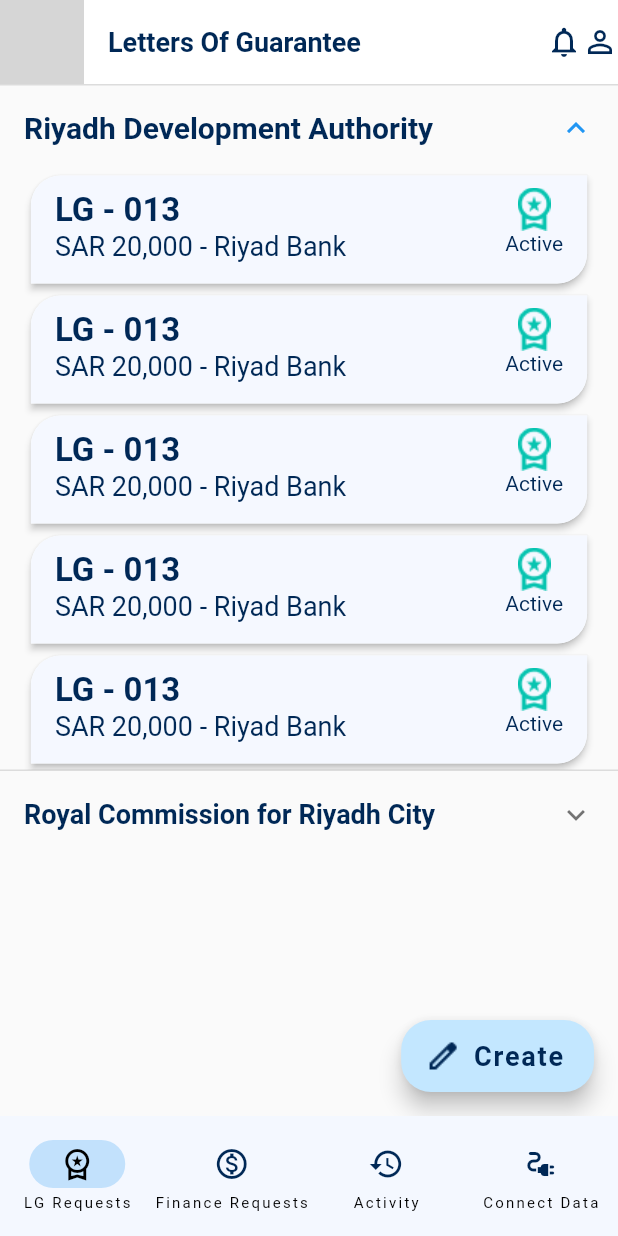
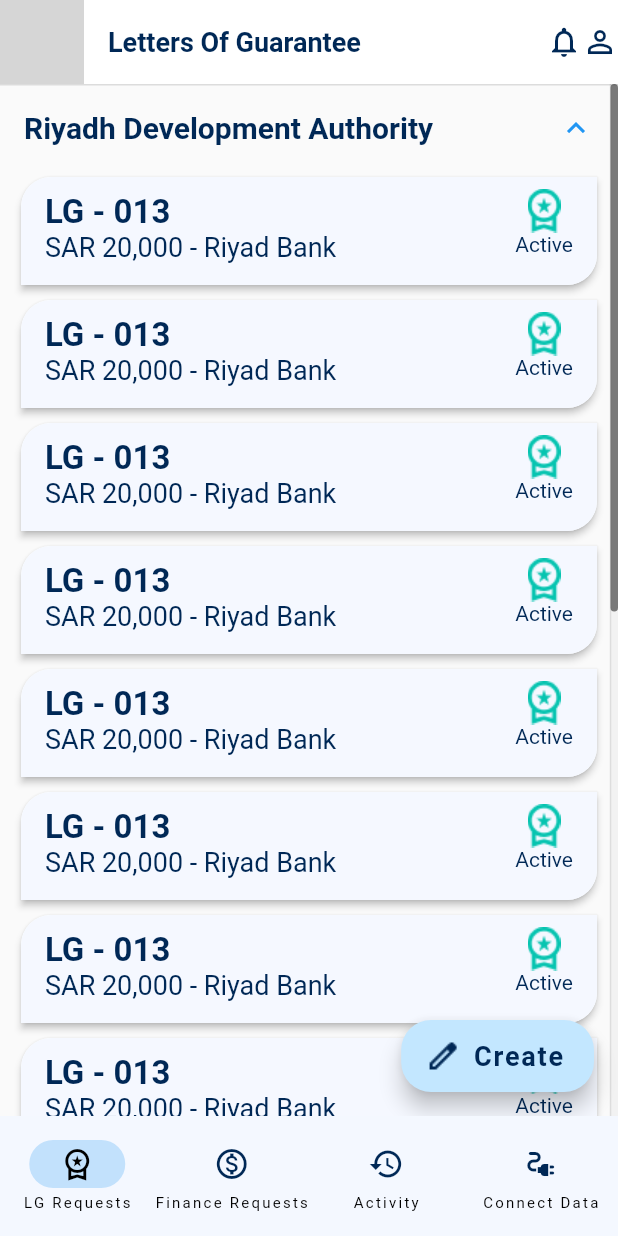
Before and after one commit to leapro-io/LAB-5---Flutter-simple-App, a Flutter app: the screen it shows after launch, after a tap on "Riyadh Development Authority", on a phone screen of 412 x 824 dp. Run offline on Flutter 3.47's test engine with Material 2 defaults, Android fonts, the light colour scheme and no system bars; our stand-ins replace animated_splash_screen, page_transition; Roboto replaces fonts that are missing (Calibri); grey boxes are pictures that could not be loaded.

Commit message:
edit for try

```diff
--- a/try/lib/main.dart
+++ b/try/lib/main.dart
@@ -1,8 +1,16 @@
 import 'package:flutter/material.dart';
+import 'package:flutter/services.dart';
 import 'package:native_animated_splash/screens/home_page.dart';
 import 'package:native_animated_splash/screens/tabs_screen.dart';
 
 void main() {
+  SystemChrome.setSystemUIOverlayStyle(
+    const SystemUiOverlayStyle(
+      statusBarColor: Colors.white,
+      statusBarIconBrightness: Brightness.dark,
+      statusBarBrightness: Brightness.light,
+    ),
+  );
   runApp(const MyApp());
 }
 
@@ -10,7 +18,7 @@ class MyApp extends StatelessWidget {
   const MyApp({Key? key}) : super(key: key);
   @override
   Widget build(BuildContext context) {
-    return MaterialApp(
+    return const MaterialApp(
       debugShowCheckedModeBanner: false,
       home: NavigationBarApp(),
     );
--- a/try/lib/screens/createletter.dart
+++ b/try/lib/screens/createletter.dart
@@ -1,4 +1,6 @@
 import 'package:flutter/material.dart';
+import 'package:flutter/services.dart';
+import 'package:url_launcher/url_launcher.dart';
 
 class CreateLetter extends StatelessWidget {
   const CreateLetter({Key? key}) : super(key: key);
@@ -34,8 +36,8 @@ class CreateLetter extends StatelessWidget {
             Row(
               mainAxisAlignment: MainAxisAlignment.spaceAround,
               children: [
-                TextButton(
-                  onPressed: () {},
+                GestureDetector(
+                  onTap: () => _launchURL,
                   child: Text(
                     "Cancel",
                     style: TextStyle(
@@ -44,15 +46,6 @@ class CreateLetter extends StatelessWidget {
                       fontSize: 20,
                       fontWeight: FontWeight.w400,
                     ),
-                  ),
-                  style: ButtonStyle(
-                    shape: MaterialStateProperty.all<RoundedRectangleBorder>(
-                      RoundedRectangleBorder(
-                        borderRadius: BorderRadius.circular(50),
-                      ),
-                    ),
-                    backgroundColor:
-                        MaterialStateProperty.all<Color>(Colors.white),
                   ),
                 ),
                 ElevatedButton(
@@ -87,3 +80,10 @@ class CreateLetter extends StatelessWidget {
     );
   }
 }
+
+_launchURL() async {
+  final Uri url = Uri.parse('https://flutter.dev');
+  if (!await launchUrl(url)) {
+    throw Exception('Could not launch $url');
+  }
+}
--- a/try/lib/screens/home_page.dart
+++ b/try/lib/screens/home_page.dart
@@ -13,6 +13,8 @@ class HomePage extends StatelessWidget {
     double width = MediaQuery.of(context).size.width;
 
     return SafeArea(
+      top: true,
+      bottom: false,
       child: Scaffold(
         appBar: AppBar(
           backgroundColor: Colors.white,
@@ -67,10 +69,15 @@ class HomePage extends StatelessWidget {
           ),
           backgroundColor: const Color(0xffC3E7FF),
         ),
-        body: SingleChildScrollView(
-          child: Column(
-            mainAxisAlignment: MainAxisAlignment.start,
-            children: [
+        body: Scrollbar(
+          thumbVisibility: true,
+          thickness: 5,
+          radius: const Radius.circular(50),
+          interactive: true,
+          trackVisibility: true,
+          child: CustomScrollView(
+            physics: const BouncingScrollPhysics(),
+            slivers: [
               // Expanded(
               //   child: GridView.count(
               //     shrinkWrap: true,
@@ -164,7 +171,8 @@ class HomePage extends StatelessWidget {
               //     ],
               //   ),
               // ),
-              ExpansionTile(
+              SliverToBoxAdapter(
+                child: ExpansionTile(
                     title: Text(
                       "Riyadh Development Authority",
                       style: TextStyle(
@@ -175,42 +183,61 @@ class HomePage extends StatelessWidget {
                       ),
                     ),
                     children: [
-                  CustomLV(
+                      ListView.builder(
+                          itemCount: 15,
+                          shrinkWrap: true,
+                          physics: const NeverScrollableScrollPhysics(),
+                          itemBuilder: (context, index) {
+                            return CustomLV(
                               i: i,
+                            );
+                          }),
+                    ]),
               ),
-                  CustomLV(
-                    i: i,
-                  ),
-                  CustomLV(
-                    i: i,
-                  ),
-                  CustomLV(
-                    i: i,
-                  ),
-                  CustomLV(
-                    i: i,
-                  ),
-                ],
-              ),
-              ExpansionTile(
+              SliverToBoxAdapter(
+                child: ExpansionTile(
                     title: Text(
-                  "Royal Commission for Riyadh City",
+                      "Riyadh Development Authority",
                       style: TextStyle(
                         color: Color(0xff002856),
                         fontFamily: 'Calibri',
-                    fontSize: 18,
+                        fontSize: 20,
                         fontWeight: FontWeight.w700,
                       ),
                     ),
                     children: [
-                  CustomLV(
+                      ListView.builder(
+                          itemCount: 15,
+                          shrinkWrap: true,
+                          physics: const NeverScrollableScrollPhysics(),
+                          itemBuilder: (context, index) {
+                            return CustomLV(
                               i: i,
+                            );
+                          }),
+                    ]),
               ),
-                  CustomLV(
-                    i: i,
-                  ),
-                ],
-              ),
+              // SliverToBoxAdapter(
+              //   child: ExpansionTile(
+              //     title: Text(
+              //       "Royal Commission for Riyadh City",
+              //       style: TextStyle(
+              //         color: Color(0xff002856),
+              //         fontFamily: 'Calibri',
+              //         fontSize: 18,
+              //         fontWeight: FontWeight.w700,
+              //       ),
+              //     ),
+              //     children: [
+              //       CustomLV(
+              //         i: i,
+              //       ),
+              //       CustomLV(
+              //         i: i,
+              //       ),
+              //     ],
+              //   ),
+              // ),
             ],
           ),
         ),
--- a/try/lib/screens/tabs_screen.dart
+++ b/try/lib/screens/tabs_screen.dart
@@ -28,7 +28,9 @@ class _NavigationExampleState extends State<NavigationExample> {
 
   @override
   Widget build(BuildContext context) {
-    return Scaffold(
+    return MaterialApp(
+      debugShowCheckedModeBanner: false,
+      home: Scaffold(
           bottomNavigationBar: NavigationBar(
             backgroundColor: Color(0xffF4F8FF),
             animationDuration: Duration(milliseconds: 1500),
@@ -91,6 +93,7 @@ class _NavigationExampleState extends State<NavigationExample> {
             Scaffold(),
             Scaffold(),
             Scaffold(),
-        ][currentPageIndex]);
+          ][currentPageIndex]),
+    );
   }
 }
--- a/try/lib/widgets/custom_listview.dart
+++ b/try/lib/widgets/custom_listview.dart
@@ -12,7 +12,9 @@ class CustomLV extends StatelessWidget {
   @override
   Widget build(BuildContext context) {
     double width = MediaQuery.of(context).size.width;
-    return Card(
+    return Padding(
+      padding: const EdgeInsets.symmetric(horizontal: 10, vertical: 1),
+      child: Card(
         shape: const RoundedRectangleBorder(
           borderRadius: BorderRadius.only(
             topLeft: Radius.circular(20),
@@ -65,6 +67,7 @@ class CustomLV extends StatelessWidget {
             ),
           ),
         ),
+      ),
     );
   }
 }
--- a/try/pubspec.yaml
+++ b/try/pubspec.yaml
@@ -35,6 +35,7 @@ dependencies:
   # Use with the CupertinoIcons class for iOS style icons.
   cupertino_icons: ^1.0.2
   lottie: ^1.4.2
+  url_launcher: ^6.2.1
 
 
 dev_dependencies:
```
Also changed, not shown: try/pubspec.lock, 3 other files. Lines whose indentation alone changed are shown as unchanged.
